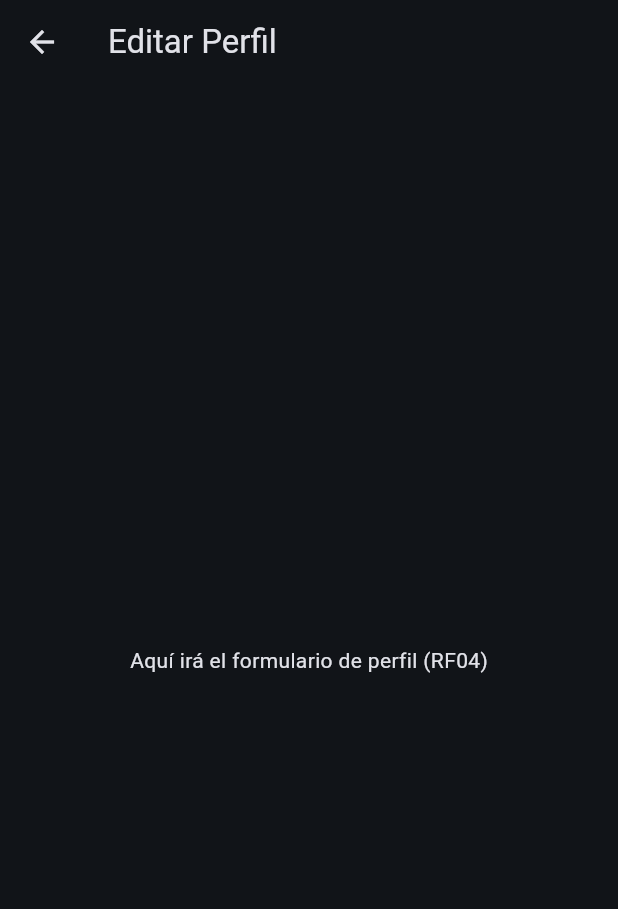
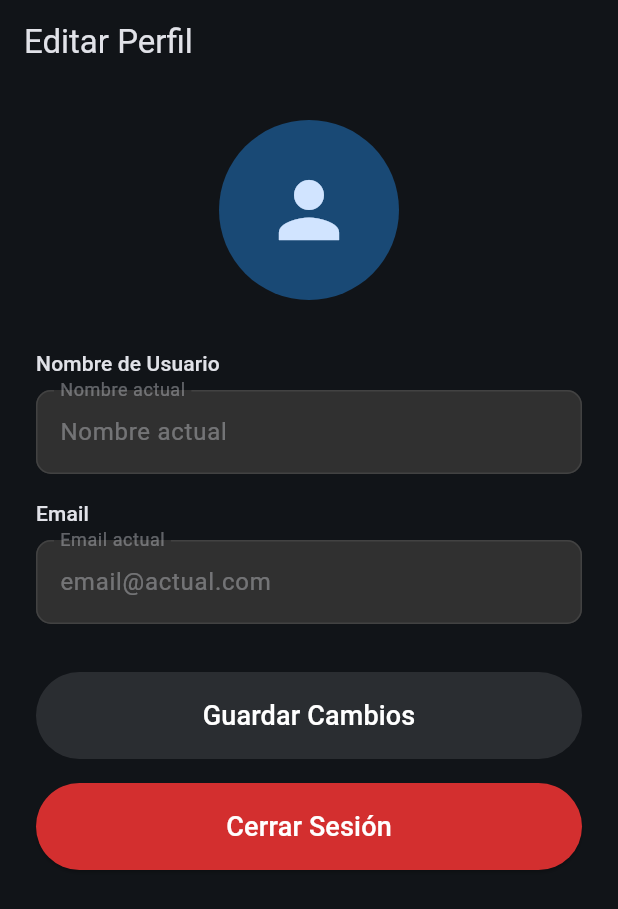
Before and after one commit to andreicolegio-lgtm/libratrack-client, a Flutter app: the ProfileScreen screen opened directly, on a phone screen of 412 x 824 dp. Shown: the top 909 px of the screen. Run offline on Flutter 3.47's test engine with Material 3 defaults, Android fonts, the light colour scheme and no system bars; our stand-ins replace flutter_secure_storage; accounts and stored records are empty.

Commit message:
Implementar UI de perfil (RF04) y lógica de logout (RF02)

```diff
--- a/lib/src/features/profile/profile_screen.dart
+++ b/lib/src/features/profile/profile_screen.dart
@@ -1,18 +1,184 @@
+// lib/src/features/profile/profile_screen.dart
 import 'package:flutter/material.dart';
+import 'package:libratrack_client/src/core/services/auth_service.dart';
+import 'package:libratrack_client/src/features/auth/login_screen.dart';
 
 /// Pantalla para ver y editar el perfil del usuario (Mockup 5).
-/// Implementa el requisito RF04.
-class ProfileScreen extends StatelessWidget {
+/// Implementa RF04 (UI) y RF02 (Lógica de Logout).
+///
+/// Convertido a [StatefulWidget] para gestionar el estado de carga
+/// del botón de logout.
+class ProfileScreen extends StatefulWidget {
   const ProfileScreen({super.key});
+
+  @override
+  State<ProfileScreen> createState() => _ProfileScreenState();
+}
+
+class _ProfileScreenState extends State<ProfileScreen> {
+  // NUEVO: Instancia del servicio de autenticación
+  final AuthService _authService = AuthService();
+
+  // NUEVO: Estado de carga para el botón de logout
+  bool _isLoading = false;
+
+  // NUEVO: Controladores para los campos del perfil (RF04)
+  // (Por ahora, los inicializamos vacíos. En el futuro, los cargaremos
+  // desde la API.)
+  final _nombreController = TextEditingController(text: "Nombre actual");
+  final _emailController = TextEditingController(text: "email@actual.com");
+
+  /// NUEVO: Lógica para manejar el cierre de sesión (RF02)
+  Future<void> _handleLogout() async {
+    setState(() {
+      _isLoading = true;
+    });
+
+    // (Buena Práctica) Guardar el contexto del Navigator antes del 'await'
+    final nav = Navigator.of(context);
+
+    try {
+      // 1. Llama al servicio para borrar el token seguro
+      await _authService.logout();
+
+      // 2. (Éxito) Navegación profesional post-logout
+      // Usamos 'pushAndRemoveUntil' para limpiar *toda* la pila de navegación.
+      // Esto previene que el usuario pueda usar el botón "atrás" de Android
+      // para volver a la HomeScreen después de cerrar sesión.
+      nav.pushAndRemoveUntil(
+        MaterialPageRoute(builder: (context) => const LoginScreen()),
+        (Route<dynamic> route) => false, // 'false' elimina todas las rutas
+      );
+    } catch (e) {
+      // (En caso de que 'logout' falle, ej. no pueda borrar el token)
+      if (mounted) {
+        setState(() {
+          _isLoading = false;
+        });
+        ScaffoldMessenger.of(context).showSnackBar(
+          SnackBar(content: Text('Error al cerrar sesión: $e')),
+        );
+      }
+    }
+  }
+
+  @override
+  void dispose() {
+    _nombreController.dispose();
+    _emailController.dispose();
+    super.dispose();
+  }
 
   @override
   Widget build(BuildContext context) {
     return Scaffold(
       appBar: AppBar(
         title: const Text('Editar Perfil'),
+        // NUEVO: Eliminamos la flecha de "atrás" automática,
+        // ya que esta es una pantalla de nivel superior en la barra de pestañas.
+        automaticallyImplyLeading: false,
       ),
-      body: const Center(
-        child: Text('Aquí irá el formulario de perfil (RF04)'),
+      // NUEVO: Usamos SingleChildScrollView para evitar que el teclado
+      // tape los campos de texto (Pixel overflow)
+      body: SingleChildScrollView(
+        padding: const EdgeInsets.all(24.0),
+        child: Column(
+          crossAxisAlignment: CrossAxisAlignment.stretch,
+          children: <Widget>[
+            // --- Avatar (Mockup 5) ---
+            const Center(
+              child: CircleAvatar(
+                radius: 60,
+                // (En el futuro, aquí iría la imagen del usuario)
+                child: Icon(Icons.person, size: 60),
+              ),
+            ),
+            const SizedBox(height: 32.0),
+
+            // --- Formulario RF04 (Mockup 5) ---
+            Text('Nombre de Usuario', style: Theme.of(context).textTheme.titleSmall),
+            const SizedBox(height: 8.0),
+            _buildInputField(
+              controller: _nombreController,
+              labelText: 'Nombre actual',
+              // (Lo deshabilitamos por ahora, hasta implementar la lógica RF04)
+              enabled: false,
+            ),
+
+            const SizedBox(height: 16.0),
+
+            Text('Email', style: Theme.of(context).textTheme.titleSmall),
+            const SizedBox(height: 8.0),
+            _buildInputField(
+              controller: _emailController,
+              labelText: 'Email actual',
+              enabled: false, // Deshabilitado
+            ),
+
+            const SizedBox(height: 32.0),
+
+            // --- Botón Guardar Cambios (RF04) ---
+            ElevatedButton(
+              style: ElevatedButton.styleFrom(
+                backgroundColor: Colors.blue,
+                padding: const EdgeInsets.symmetric(vertical: 16.0),
+              ),
+              // (Deshabilitado por ahora)
+              onPressed: null,
+              child: const Text(
+                'Guardar Cambios',
+                style: TextStyle(fontSize: 18, color: Colors.white),
+              ),
+            ),
+
+            const SizedBox(height: 16.0),
+
+            // --- Botón Cerrar Sesión (RF02) ---
+            ElevatedButton(
+              style: ElevatedButton.styleFrom(
+                backgroundColor: Colors.red[700], // Color rojo para acción destructiva
+                padding: const EdgeInsets.symmetric(vertical: 16.0),
+              ),
+              onPressed: _isLoading ? null : _handleLogout,
+              child: _isLoading
+                  ? const SizedBox(
+                      height: 20,
+                      width: 20,
+                      child: CircularProgressIndicator(color: Colors.white, strokeWidth: 2),
+                    )
+                  : const Text(
+                      'Cerrar Sesión',
+                      style: TextStyle(fontSize: 18, color: Colors.white),
+                    ),
+            ),
+          ],
+        ),
+      ),
+    );
+  }
+
+  // NUEVO: Widget auxiliar para construir los campos de texto
+  // (Reutilizamos el estilo de los mockups)
+  Widget _buildInputField({
+    required TextEditingController controller,
+    required String labelText,
+    bool enabled = true,
+  }) {
+    return TextFormField(
+      controller: controller,
+      enabled: enabled,
+      decoration: InputDecoration(
+        labelText: labelText,
+        filled: true,
+        fillColor: Colors.grey[850],
+        border: OutlineInputBorder(
+          borderRadius: BorderRadius.circular(10.0),
+          borderSide: BorderSide.none,
+        ),
+        disabledBorder: OutlineInputBorder( // Estilo cuando está deshabilitado
+          borderRadius: BorderRadius.circular(10.0),
+          borderSide: BorderSide(color: Colors.grey[800]!),
+        ),
       ),
     );
   }
```
